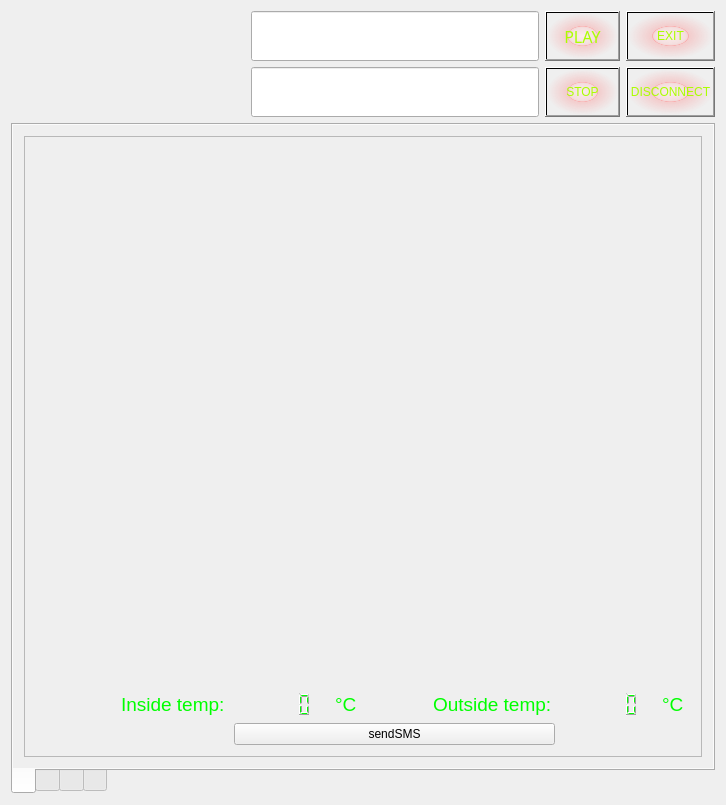
Before: the Qt Designer form iDom_Client/idom_client.ui in cyniu88/QT_kurs, drawn with Qt 5.
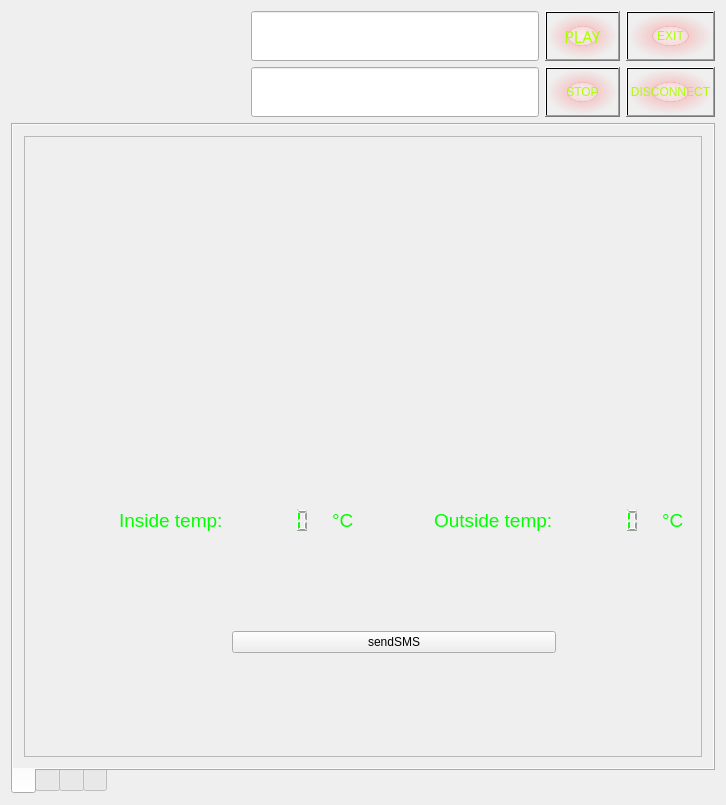
After: the same form once the commit is applied. Icons and pictures are not drawn.

Patch:
```diff
--- a/iDom_Client/idom_client.ui
+++ b/iDom_Client/idom_client.ui
@@ -338,11 +338,41 @@
              </property>
              <layout class="QVBoxLayout" name="verticalLayout_6">
               <item>
-               <layout class="QGridLayout" name="gridLayout_7" columnstretch="0,0,0,0,0,0,0,0,0,0" rowminimumheight="0,0,0">
+               <layout class="QGridLayout" name="gridLayout_7" columnstretch="0,0,0,0,0,0,0,0,0,0">
                 <property name="sizeConstraint">
                  <enum>QLayout::SetFixedSize</enum>
                 </property>
-                <item row="1" column="9">
+                <item row="0" column="2" colspan="7">
+                 <widget class="QTextBrowser" name="information">
+                  <property name="sizePolicy">
+                   <sizepolicy hsizetype="Minimum" vsizetype="Minimum">
+                    <horstretch>0</horstretch>
+                    <verstretch>0</verstretch>
+                   </sizepolicy>
+                  </property>
+                  <property name="maximumSize">
+                   <size>
+                    <width>16777215</width>
+                    <height>150</height>
+                   </size>
+                  </property>
+                  <property name="font">
+                   <font>
+                    <family>Comic Sans MS</family>
+                    <pointsize>10</pointsize>
+                    <weight>50</weight>
+                    <italic>false</italic>
+                    <bold>false</bold>
+                   </font>
+                  </property>
+                  <property name="styleSheet">
+                   <string notr="true">color: rgb(0, 255, 0);
+background-color: rgba(0, 0, 0, 0);
+font: 10pt &quot;Comic Sans MS&quot;;</string>
+                  </property>
+                 </widget>
+                </item>
+                <item row="2" column="9">
                  <widget class="QLineEdit" name="OutsideDEG">
                   <property name="maximumSize">
                    <size>
@@ -367,7 +397,7 @@
                   </property>
                  </widget>
                 </item>
-                <item row="1" column="5">
+                <item row="2" column="5">
                  <widget class="QLineEdit" name="InsideDEG">
                   <property name="maximumSize">
                    <size>
@@ -395,7 +425,7 @@
                   </property>
                  </widget>
                 </item>
-                <item row="1" column="6" colspan="2">
+                <item row="2" column="6" colspan="2">
                  <widget class="QLineEdit" name="OutsideLine">
                   <property name="font">
                    <font>
@@ -417,7 +447,7 @@
                   </property>
                  </widget>
                 </item>
-                <item row="1" column="8">
+                <item row="2" column="8">
                  <widget class="QLCDNumber" name="OutsideLCD">
                   <property name="font">
                    <font>
@@ -435,7 +465,7 @@
                   </property>
                  </widget>
                 </item>
-                <item row="1" column="4">
+                <item row="2" column="4">
                  <widget class="QLCDNumber" name="InsideLCD">
                   <property name="font">
                    <font>
@@ -450,7 +480,7 @@
                   </property>
                  </widget>
                 </item>
-                <item row="1" column="2" colspan="2">
+                <item row="2" column="2" colspan="2">
                  <widget class="QLineEdit" name="InsideLine">
                   <property name="font">
                    <font>
@@ -475,22 +505,29 @@
                   </property>
                  </widget>
                 </item>
-                <item row="0" column="2" colspan="8">
-                 <widget class="QTextBrowser" name="information">
-                  <property name="styleSheet">
-                   <string notr="true">color: rgb(0, 255, 0);
-background-color: rgba(0, 0, 0, 0);
-font: 10pt &quot;Comic Sans MS&quot;;</string>
-                  </property>
-                 </widget>
-                </item>
-                <item row="2" column="4" colspan="4">
+                <item row="3" column="4" colspan="4">
                  <widget class="QPushButton" name="pushButton_22">
                   <property name="text">
                    <string>sendSMS</string>
                   </property>
                  </widget>
                 </item>
+                <item row="1" column="2">
+                 <spacer name="horizontalSpacer">
+                  <property name="orientation">
+                   <enum>Qt::Horizontal</enum>
+                  </property>
+                  <property name="sizeType">
+                   <enum>QSizePolicy::Minimum</enum>
+                  </property>
+                  <property name="sizeHint" stdset="0">
+                   <size>
+                    <width>20</width>
+                    <height>20</height>
+                   </size>
+                  </property>
+                 </spacer>
+                </item>
                </layout>
               </item>
              </layout>
```
Left out of the diff: 12 changed lines with no effect on the pictures.
